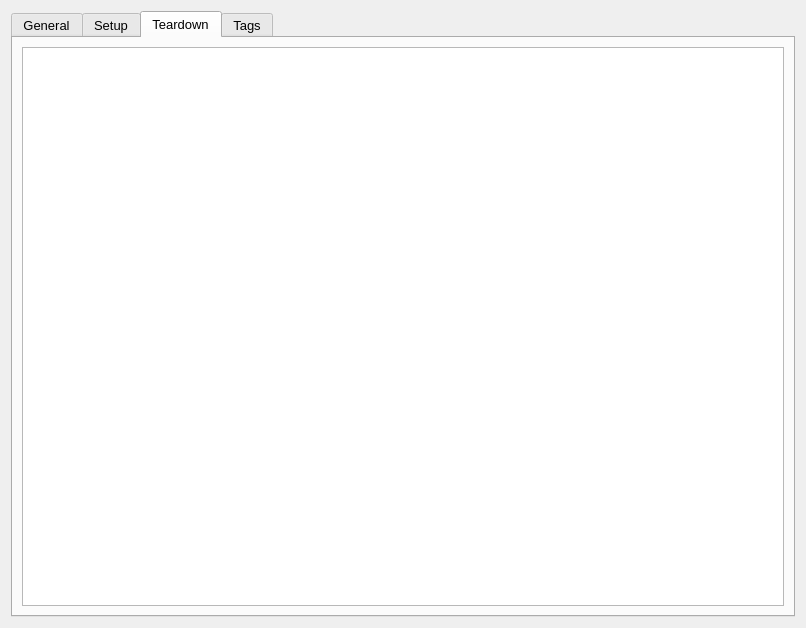
First picture: the form in resources/ui/project_info_dialog.ui, repository namuan/http-rider, before the edit.
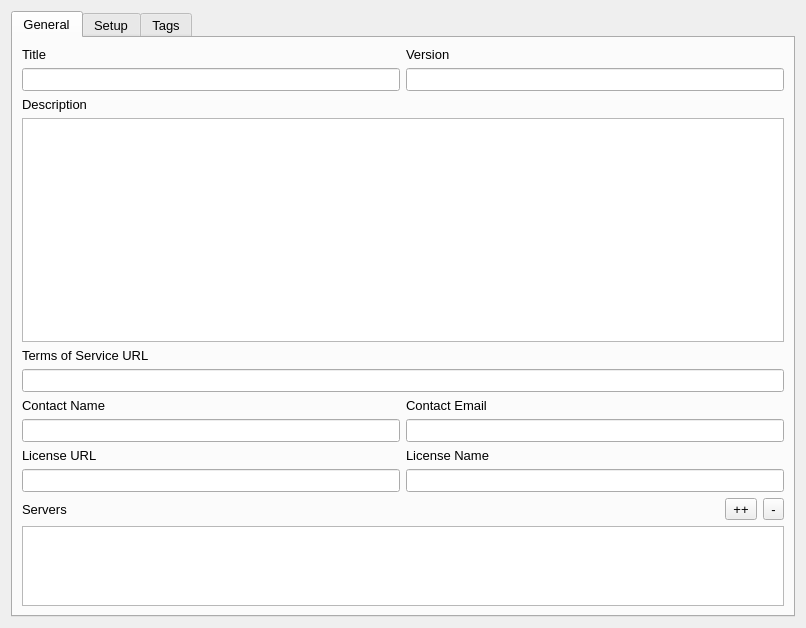
Second picture: the form after the edit. The open tabs and pages were chosen to show the change.

Commit message: [Removed] Unsupported teardown code tab from Project info dialog

What changed in the file:
```diff
--- a/resources/ui/project_info_dialog.ui
+++ b/resources/ui/project_info_dialog.ui
@@ -199,16 +199,6 @@
        </item>
       </layout>
      </widget>
-     <widget class="QWidget" name="tab_4">
-      <attribute name="title">
-       <string>Teardown</string>
-      </attribute>
-      <layout class="QHBoxLayout" name="horizontalLayout_4">
-       <item>
-        <widget class="QPlainTextEdit" name="txt_project_teardown"/>
-       </item>
-      </layout>
-     </widget>
      <widget class="QWidget" name="tab_5">
       <attribute name="title">
        <string>Tags</string>
```
The commit also changes 3 other files.
